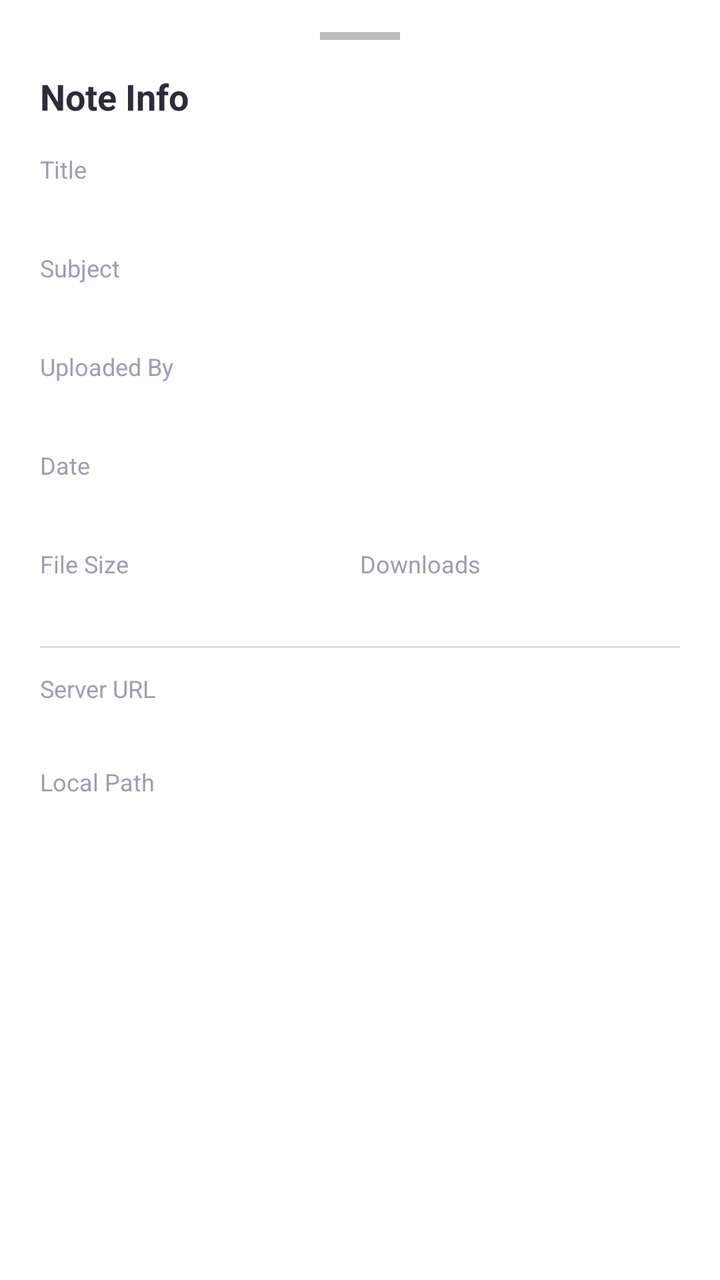
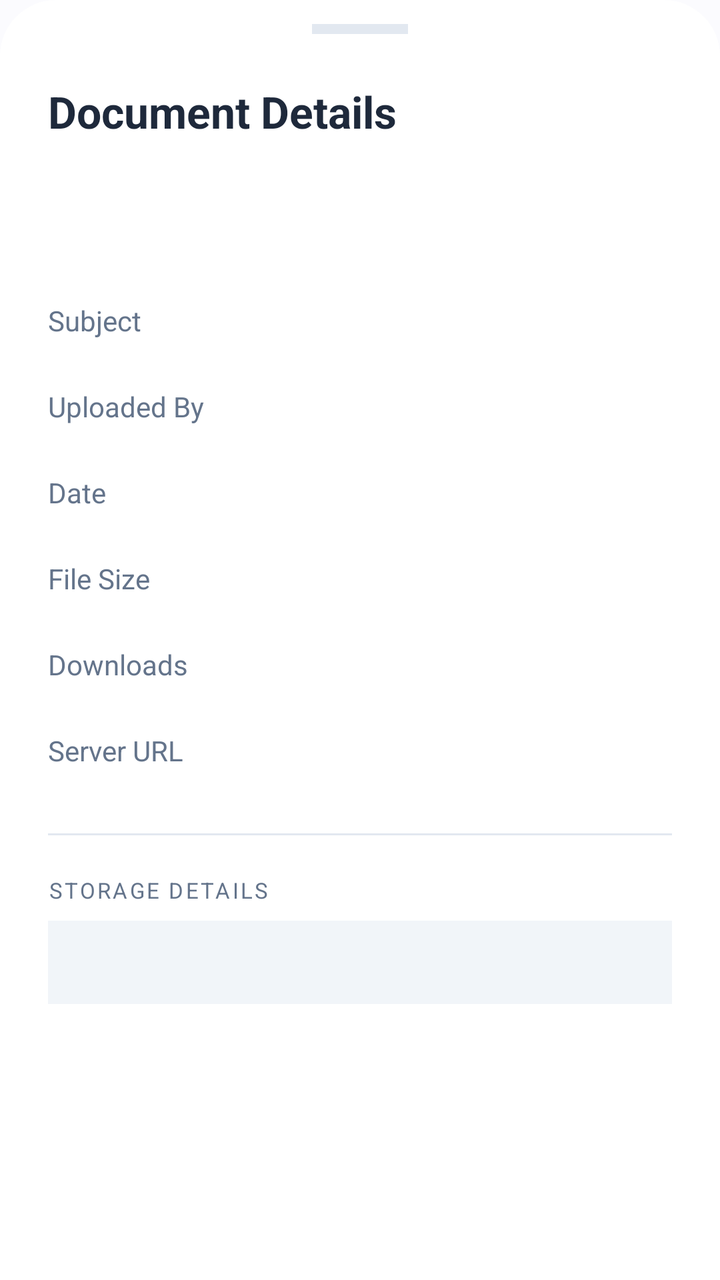

Screens rendered from an Android XML layout before and after an edit, with the pre-edit source and the edit as a unified diff.
<!-- AndroidManifest.xml: application theme Theme.NoteVaultDIU -->
<!-- res/layout/bottom_sheet_note_info.xml -->
<?xml version="1.0" encoding="utf-8"?>
<LinearLayout
    xmlns:android="http://schemas.android.com/apk/res/android"
    android:layout_width="match_parent"
    android:layout_height="wrap_content"
    android:background="@color/colorSurface"
    android:orientation="vertical"
    android:paddingStart="20dp"
    android:paddingEnd="20dp"
    android:paddingTop="16dp"
    android:paddingBottom="32dp">

    
    <View
        android:layout_width="40dp"
        android:layout_height="4dp"
        android:layout_gravity="center_horizontal"
        android:layout_marginBottom="16dp"
        android:background="#BDBDBD" />

    
    <TextView
        android:layout_width="wrap_content"
        android:layout_height="wrap_content"
        android:layout_marginBottom="16dp"
        android:text="Note Info"
        android:textColor="@color/colorTextPrimary"
        android:textSize="18sp"
        android:textStyle="bold" />

    
    <TextView
        android:layout_width="wrap_content"
        android:layout_height="wrap_content"
        android:text="Title"
        android:textColor="@color/colorTextSecondary"
        android:textSize="12sp" />

    <TextView
        android:id="@+id/tvInfoTitle"
        android:layout_width="match_parent"
        android:layout_height="wrap_content"
        android:layout_marginTop="2dp"
        android:layout_marginBottom="12dp"
        android:textColor="@color/colorTextPrimary"
        android:textSize="14sp"
        android:textStyle="bold" />

    
    <TextView
        android:layout_width="wrap_content"
        android:layout_height="wrap_content"
        android:text="Subject"
        android:textColor="@color/colorTextSecondary"
        android:textSize="12sp" />

    <TextView
        android:id="@+id/tvInfoSubject"
        android:layout_width="match_parent"
        android:layout_height="wrap_content"
        android:layout_marginTop="2dp"
        android:layout_marginBottom="12dp"
        android:textColor="@color/colorTextPrimary"
        android:textSize="14sp" />

    
    <TextView
        android:layout_width="wrap_content"
        android:layout_height="wrap_content"
        android:text="Uploaded By"
        android:textColor="@color/colorTextSecondary"
        android:textSize="12sp" />

    <TextView
        android:id="@+id/tvInfoUploader"
        android:layout_width="match_parent"
        android:layout_height="wrap_content"
        android:layout_marginTop="2dp"
        android:layout_marginBottom="12dp"
        android:textColor="@color/colorTextPrimary"
        android:textSize="14sp" />

    
    <TextView
        android:layout_width="wrap_content"
        android:layout_height="wrap_content"
        android:text="Date"
        android:textColor="@color/colorTextSecondary"
        android:textSize="12sp" />

    <TextView
        android:id="@+id/tvInfoDate"
        android:layout_width="match_parent"
        android:layout_height="wrap_content"
        android:layout_marginTop="2dp"
        android:layout_marginBottom="12dp"
        android:textColor="@color/colorTextPrimary"
        android:textSize="14sp" />

    
    <LinearLayout
        android:layout_width="match_parent"
        android:layout_height="wrap_content"
        android:layout_marginBottom="12dp"
        android:orientation="horizontal">

        <LinearLayout
            android:layout_width="0dp"
            android:layout_height="wrap_content"
            android:layout_weight="1"
            android:orientation="vertical">

            <TextView
                android:layout_width="wrap_content"
                android:layout_height="wrap_content"
                android:text="File Size"
                android:textColor="@color/colorTextSecondary"
                android:textSize="12sp" />

            <TextView
                android:id="@+id/tvInfoSize"
                android:layout_width="wrap_content"
                android:layout_height="wrap_content"
                android:layout_marginTop="2dp"
                android:textColor="@color/colorTextPrimary"
                android:textSize="14sp" />

        </LinearLayout>

        <LinearLayout
            android:layout_width="0dp"
            android:layout_height="wrap_content"
            android:layout_weight="1"
            android:orientation="vertical">

            <TextView
                android:layout_width="wrap_content"
                android:layout_height="wrap_content"
                android:text="Downloads"
                android:textColor="@color/colorTextSecondary"
                android:textSize="12sp" />

            <TextView
                android:id="@+id/tvInfoDownloads"
                android:layout_width="wrap_content"
                android:layout_height="wrap_content"
                android:layout_marginTop="2dp"
                android:textColor="@color/colorTextPrimary"
                android:textSize="14sp" />

        </LinearLayout>
    </LinearLayout>

    
    <View
        android:layout_width="match_parent"
        android:layout_height="1dp"
        android:layout_marginBottom="12dp"
        android:background="@color/colorDivider" />

    
    <TextView
        android:layout_width="wrap_content"
        android:layout_height="wrap_content"
        android:text="Server URL"
        android:textColor="@color/colorTextSecondary"
        android:textSize="12sp" />

    <TextView
        android:id="@+id/tvInfoServerUrl"
        android:layout_width="match_parent"
        android:layout_height="wrap_content"
        android:layout_marginTop="2dp"
        android:layout_marginBottom="12dp"
        android:textColor="@color/colorPrimary"
        android:textIsSelectable="true"
        android:textSize="12sp" />

    
    <TextView
        android:layout_width="wrap_content"
        android:layout_height="wrap_content"
        android:text="Local Path"
        android:textColor="@color/colorTextSecondary"
        android:textSize="12sp" />

    <TextView
        android:id="@+id/tvInfoLocalPath"
        android:layout_width="match_parent"
        android:layout_height="wrap_content"
        android:layout_marginTop="2dp"
        android:textColor="@color/colorTextPrimary"
        android:textIsSelectable="true"
        android:textSize="12sp" />

</LinearLayout>
<!-- resources referenced by this layout -->
<resources>
  <color name="colorDivider">#E0E0E0</color>
  <color name="colorPrimary">#6C63FF</color>
  <color name="colorSurface">#FFFFFF</color>
  <color name="colorTextPrimary">#2D2D3A</color>
  <color name="colorTextSecondary">#9E9EAE</color>
  <style name="Theme.NoteVaultDIU" parent="Theme.MaterialComponents.Light.NoActionBar">
          <item name="colorPrimary">@color/colorPrimary</item>
          <item name="colorPrimaryDark">@color/colorPrimaryDark</item>
          <item name="colorAccent">@color/colorAccent</item>
          <item name="android:windowBackground">@color/colorBackground</item>
          <item name="android:statusBarColor">@color/colorPrimaryDark</item>
          <item name="android:navigationBarColor">@color/colorSurface</item>
      </style>
  <color name="colorPrimaryDark">#4B44CC</color>
  <color name="colorAccent">#FF6584</color>
  <color name="colorBackground">#F5F6FA</color>
</resources>

<!-- the commit's change to res/layout/bottom_sheet_note_info.xml (unified diff, before → after) -->
@@ -3,194 +3,110 @@
     xmlns:android="http://schemas.android.com/apk/res/android"
     android:layout_width="match_parent"
     android:layout_height="wrap_content"
-    android:background="@color/colorSurface"
+    android:background="@drawable/bg_bottom_sheet"
     android:orientation="vertical"
-    android:paddingStart="20dp"
-    android:paddingEnd="20dp"
-    android:paddingTop="16dp"
-    android:paddingBottom="32dp">
+    android:paddingBottom="40dp">
 
     
     <View
-        android:layout_width="40dp"
-        android:layout_height="4dp"
+        android:layout_width="48dp"
+        android:layout_height="5dp"
         android:layout_gravity="center_horizontal"
-        android:layout_marginBottom="16dp"
-        android:background="#BDBDBD" />
+        android:layout_marginTop="12dp"
+        android:layout_marginBottom="24dp"
+        android:background="@color/colorDivider" />
 
-    
     <TextView
         android:layout_width="wrap_content"
         android:layout_height="wrap_content"
-        android:layout_marginBottom="16dp"
-        android:text="Note Info"
+        android:layout_marginHorizontal="24dp"
+        android:text="@string/info_header"
         android:textColor="@color/colorTextPrimary"
-        android:textSize="18sp"
+        android:textSize="22sp"
         android:textStyle="bold" />
 
-    
-    <TextView
-        android:layout_width="wrap_content"
-        android:layout_height="wrap_content"
-        android:text="Title"
-        android:textColor="@color/colorTextSecondary"
-        android:textSize="12sp" />
-
-    <TextView
-        android:id="@+id/tvInfoTitle"
+    <ScrollView
         android:layout_width="match_parent"
         android:layout_height="wrap_content"
-        android:layout_marginTop="2dp"
-        android:layout_marginBottom="12dp"
-        android:textColor="@color/colorTextPrimary"
-        android:textSize="14sp"
-        android:textStyle="bold" />
-
-    
-    <TextView
-        android:layout_width="wrap_content"
-        android:layout_height="wrap_content"
-        android:text="Subject"
-        android:textColor="@color/colorTextSecondary"
-        android:textSize="12sp" />
-
-    <TextView
-        android:id="@+id/tvInfoSubject"
-        android:layout_width="match_parent"
-        android:layout_height="wrap_content"
-        android:layout_marginTop="2dp"
-        android:layout_marginBottom="12dp"
-        android:textColor="@color/colorTextPrimary"
-        android:textSize="14sp" />
-
-    
-    <TextView
-        android:layout_width="wrap_content"
-        android:layout_height="wrap_content"
-        android:text="Uploaded By"
-        android:textColor="@color/colorTextSecondary"
-        android:textSize="12sp" />
-
-    <TextView
-        android:id="@+id/tvInfoUploader"
-        android:layout_width="match_parent"
-        android:layout_height="wrap_content"
-        android:layout_marginTop="2dp"
-        android:layout_marginBottom="12dp"
-        android:textColor="@color/colorTextPrimary"
-        android:textSize="14sp" />
-
-    
-    <TextView
-        android:layout_width="wrap_content"
-        android:layout_height="wrap_content"
-        android:text="Date"
-        android:textColor="@color/colorTextSecondary"
-        android:textSize="12sp" />
-
-    <TextView
-        android:id="@+id/tvInfoDate"
-        android:layout_width="match_parent"
-        android:layout_height="wrap_content"
-        android:layout_marginTop="2dp"
-        android:layout_marginBottom="12dp"
-        android:textColor="@color/colorTextPrimary"
-        android:textSize="14sp" />
-
-    
-    <LinearLayout
-        android:layout_width="match_parent"
-        android:layout_height="wrap_content"
-        android:layout_marginBottom="12dp"
-        android:orientation="horizontal">
+        android:layout_marginTop="20dp"
+        android:paddingHorizontal="24dp">
 
         <LinearLayout
-            android:layout_width="0dp"
+            android:layout_width="match_parent"
             android:layout_height="wrap_content"
-            android:layout_weight="1"
             android:orientation="vertical">
 
+            
+            <TextView
+                android:id="@+id/tvInfoTitle"
+                android:layout_width="match_parent"
+                android:layout_height="wrap_content"
+                android:textColor="@color/colorTextPrimary"
+                android:textSize="18sp"
+                android:textStyle="bold"
+                android:layout_marginBottom="24dp"
+                android:lineSpacingExtra="4dp" />
+
+            
+            <RelativeLayout android:layout_width="match_parent" android:layout_height="wrap_content" android:paddingVertical="12dp">
+                <TextView android:layout_width="wrap_content" android:layout_height="wrap_content" android:text="@string/info_subject" android:textColor="@color/colorTextSecondary" />
+                <TextView android:id="@+id/tvInfoSubject" android:layout_width="wrap_content" android:layout_height="wrap_content" android:layout_alignParentEnd="true" android:textColor="@color/colorTextPrimary" android:textStyle="bold" />
+            </RelativeLayout>
+
+            
+            <RelativeLayout android:layout_width="match_parent" android:layout_height="wrap_content" android:paddingVertical="12dp">
+                <TextView android:layout_width="wrap_content" android:layout_height="wrap_content" android:text="@string/info_uploaded_by" android:textColor="@color/colorTextSecondary" />
+                <TextView android:id="@+id/tvInfoUploader" android:layout_width="wrap_content" android:layout_height="wrap_content" android:layout_alignParentEnd="true" android:textColor="@color/colorTextPrimary" android:textStyle="bold" />
+            </RelativeLayout>
+
+            
+            <RelativeLayout android:layout_width="match_parent" android:layout_height="wrap_content" android:paddingVertical="12dp">
+                <TextView android:layout_width="wrap_content" android:layout_height="wrap_content" android:text="@string/info_date" android:textColor="@color/colorTextSecondary" />
+                <TextView android:id="@+id/tvInfoDate" android:layout_width="wrap_content" android:layout_height="wrap_content" android:layout_alignParentEnd="true" android:textColor="@color/colorTextPrimary" android:textStyle="bold" />
+            </RelativeLayout>
+
+            
+            <RelativeLayout android:layout_width="match_parent" android:layout_height="wrap_content" android:paddingVertical="12dp">
+                <TextView android:layout_width="wrap_content" android:layout_height="wrap_content" android:text="@string/info_size" android:textColor="@color/colorTextSecondary" />
+                <TextView android:id="@+id/tvInfoSize" android:layout_width="wrap_content" android:layout_height="wrap_content" android:layout_alignParentEnd="true" android:textColor="@color/colorTextPrimary" android:textStyle="bold" />
+            </RelativeLayout>
+
+            
+            <RelativeLayout android:layout_width="match_parent" android:layout_height="wrap_content" android:paddingVertical="12dp">
+                <TextView android:layout_width="wrap_content" android:layout_height="wrap_content" android:text="@string/info_downloads" android:textColor="@color/colorTextSecondary" />
+                <TextView android:id="@+id/tvInfoDownloads" android:layout_width="wrap_content" android:layout_height="wrap_content" android:layout_alignParentEnd="true" android:textColor="@color/colorTextPrimary" android:textStyle="bold" />
+            </RelativeLayout>
+
+            
+            <RelativeLayout android:layout_width="match_parent" android:layout_height="wrap_content" android:paddingVertical="12dp">
+                <TextView android:layout_width="wrap_content" android:layout_height="wrap_content" android:text="@string/info_server_url" android:textColor="@color/colorTextSecondary" />
+                <TextView android:id="@+id/tvInfoServerUrl" android:layout_width="200dp" android:layout_height="wrap_content" android:layout_alignParentEnd="true" android:textColor="@color/colorTextPrimary" android:textStyle="bold" android:gravity="end" android:ellipsize="middle" android:singleLine="true" />
+            </RelativeLayout>
+
+            <View android:layout_width="match_parent" android:layout_height="1dp" android:background="@color/colorDivider" android:layout_marginVertical="20dp" />
+
+            
             <TextView
                 android:layout_width="wrap_content"
                 android:layout_height="wrap_content"
-                android:text="File Size"
+                android:text="@string/info_storage_header"
                 android:textColor="@color/colorTextSecondary"
-                android:textSize="12sp" />
+                android:textSize="11sp"
+                android:textAllCaps="true"
+                android:letterSpacing="0.1" />
 
             <TextView
-                android:id="@+id/tvInfoSize"
-                android:layout_width="wrap_content"
+                android:id="@+id/tvInfoLocalPath"
+                android:layout_width="match_parent"
                 android:layout_height="wrap_content"
-                android:layout_marginTop="2dp"
+                android:layout_marginTop="8dp"
                 android:textColor="@color/colorTextPrimary"
-                android:textSize="14sp" />
+                android:textSize="13sp"
+                android:background="@color/colorSurfaceVariant"
+                android:padding="12dp"
+                android:textIsSelectable="true" />
 
         </LinearLayout>
-
-        <LinearLayout
-            android:layout_width="0dp"
-            android:layout_height="wrap_content"
-            android:layout_weight="1"
-            android:orientation="vertical">
-
-            <TextView
-                android:layout_width="wrap_content"
-                android:layout_height="wrap_content"
-                android:text="Downloads"
-                android:textColor="@color/colorTextSecondary"
-                android:textSize="12sp" />
-
-            <TextView
-                android:id="@+id/tvInfoDownloads"
-                android:layout_width="wrap_content"
-                android:layout_height="wrap_content"
-                android:layout_marginTop="2dp"
-                android:textColor="@color/colorTextPrimary"
-                android:textSize="14sp" />
-
-        </LinearLayout>
-    </LinearLayout>
-
-    
-    <View
-        android:layout_width="match_parent"
-        android:layout_height="1dp"
-        android:layout_marginBottom="12dp"
-        android:background="@color/colorDivider" />
-
-    
-    <TextView
-        android:layout_width="wrap_content"
-        android:layout_height="wrap_content"
-        android:text="Server URL"
-        android:textColor="@color/colorTextSecondary"
-        android:textSize="12sp" />
-
-    <TextView
-        android:id="@+id/tvInfoServerUrl"
-        android:layout_width="match_parent"
-        android:layout_height="wrap_content"
-        android:layout_marginTop="2dp"
-        android:layout_marginBottom="12dp"
-        android:textColor="@color/colorPrimary"
-        android:textIsSelectable="true"
-        android:textSize="12sp" />
-
-    
-    <TextView
-        android:layout_width="wrap_content"
-        android:layout_height="wrap_content"
-        android:text="Local Path"
-        android:textColor="@color/colorTextSecondary"
-        android:textSize="12sp" />
-
-    <TextView
-        android:id="@+id/tvInfoLocalPath"
-        android:layout_width="match_parent"
-        android:layout_height="wrap_content"
-        android:layout_marginTop="2dp"
-        android:textColor="@color/colorTextPrimary"
-        android:textIsSelectable="true"
-        android:textSize="12sp" />
+    </ScrollView>
 
 </LinearLayout>
<!-- resource entries referenced after the edit -->
@@ -1,20 +1,38 @@
 <!-- resources referenced by this layout -->
 <resources>
-  <color name="colorDivider">#E0E0E0</color>
-  <color name="colorPrimary">#6C63FF</color>
+  <color name="colorDivider">#E2E8F0</color>
+  <color name="colorSurfaceVariant">#F1F5F9</color>
+  <color name="colorPrimary">#4F46E5</color>
   <color name="colorSurface">#FFFFFF</color>
-  <color name="colorTextPrimary">#2D2D3A</color>
-  <color name="colorTextSecondary">#9E9EAE</color>
+  <color name="colorTextPrimary">#1E293B</color>
+  <color name="colorTextSecondary">#64748B</color>
+  <!-- drawable bg_bottom_sheet (drawable) -->
+  <?xml version="1.0" encoding="utf-8"?>
+  <shape xmlns:android="http://schemas.android.com/apk/res/android">
+      <solid android:color="@color/colorSurface" />
+      <corners
+          android:topLeftRadius="28dp"
+          android:topRightRadius="28dp" />
+  </shape>
+  <string name="info_date">Date</string>
+  <string name="info_downloads">Downloads</string>
+  <string name="info_header">Document Details</string>
+  <string name="info_server_url">Server URL</string>
+  <string name="info_size">File Size</string>
+  <string name="info_storage_header">Storage Details</string>
+  <string name="info_subject">Subject</string>
+  <string name="info_uploaded_by">Uploaded By</string>
   <style name="Theme.NoteVaultDIU" parent="Theme.MaterialComponents.Light.NoActionBar">
           <item name="colorPrimary">@color/colorPrimary</item>
           <item name="colorPrimaryDark">@color/colorPrimaryDark</item>
           <item name="colorAccent">@color/colorAccent</item>
           <item name="android:windowBackground">@color/colorBackground</item>
-          <item name="android:statusBarColor">@color/colorPrimaryDark</item>
+          <item name="android:statusBarColor">@color/colorBackground</item>
+          <item name="android:windowLightStatusBar">true</item>
           <item name="android:navigationBarColor">@color/colorSurface</item>
       </style>
-  <color name="colorPrimaryDark">#4B44CC</color>
-  <color name="colorAccent">#FF6584</color>
-  <color name="colorBackground">#F5F6FA</color>
+  <color name="colorPrimaryDark">#3730A3</color>
+  <color name="colorAccent">#F59E0B</color>
+  <color name="colorBackground">#FBFBFE</color>
 </resources>
 
